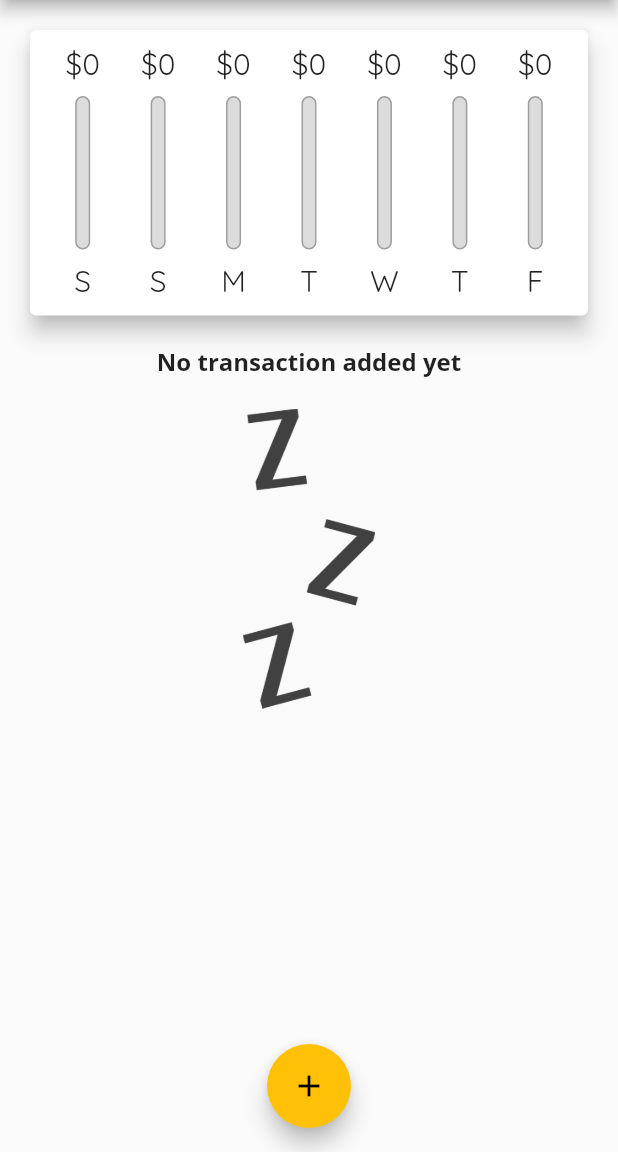
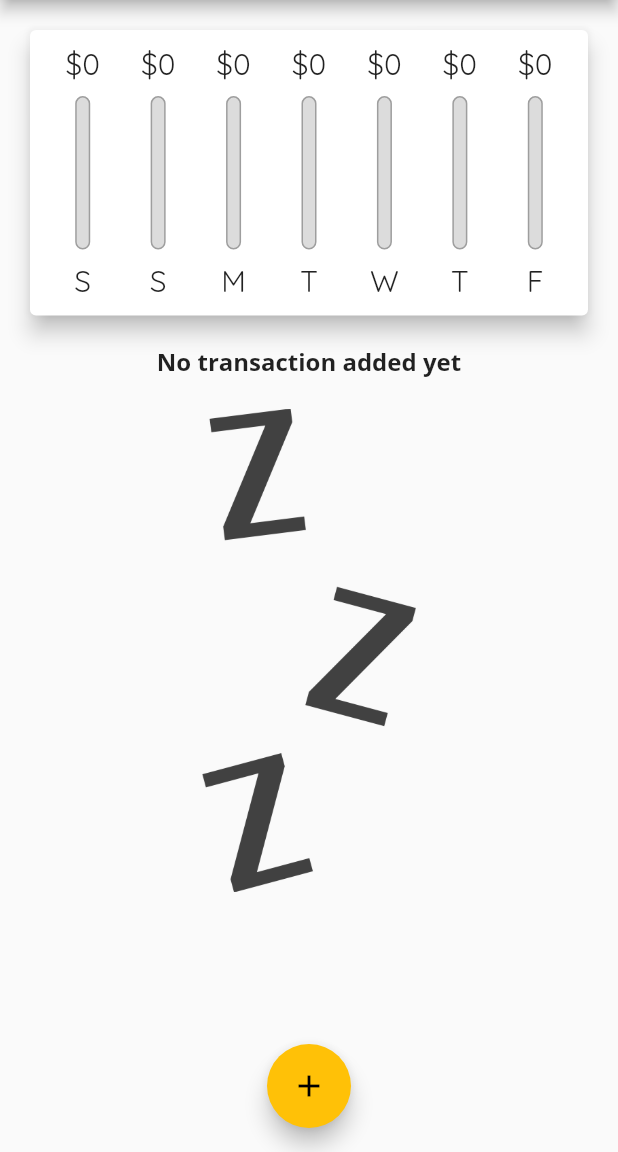
Before and after one commit to Abid-Hasan/fnd-personal-expenses, a Flutter app: the screen it shows after launch, on a phone screen of 412 x 824 dp, the part 84-1236 px from its top. Run offline on Flutter 3.47's test engine with Material 2 defaults, Android fonts, the phone set to English and light mode, and no system bars.

Commit message:
Make app responsive and adaptive

```diff
--- a/lib/main.dart
+++ b/lib/main.dart
@@ -1,7 +1,9 @@
 // ignore_for_file: deprecated_member_use
 
+import 'dart:io';
+
 import 'package:flutter/material.dart';
-import 'package:flutter/services.dart';
+import 'package:flutter/cupertino.dart';
 
 import './widgets/transaction_list.dart';
 import './widgets/chart.dart';
@@ -9,12 +11,6 @@ import './widgets/new_transaction.dart';
 import './models/transaction.dart';
 
 void main() {
-  WidgetsFlutterBinding
-      .ensureInitialized(); // Necessary to set preferred orientation
-  SystemChrome.setPreferredOrientations([
-    DeviceOrientation.portraitUp,
-    DeviceOrientation.portraitDown, // Both portrait mode allowed
-  ]);
   runApp(const MyApp());
 }
 
@@ -75,6 +71,8 @@ class _MyHomePageState extends State<MyHomePage> {
     // ),
   ];
 
+  bool _showChart = false;
+
   List<Transaction> get _recentTransactions {
     return _userTransactions.where((tx) {
       return tx.date.isAfter(
@@ -119,7 +117,32 @@ class _MyHomePageState extends State<MyHomePage> {
 
   @override
   Widget build(BuildContext context) {
-    final appBar = AppBar(
+    final mediaQuery = MediaQuery.of(context);
+
+    final bool isLandscape = mediaQuery.orientation == Orientation.landscape;
+
+    final dynamic appBar = Platform.isIOS // dynamic is the solution of an error
+        ? CupertinoNavigationBar(
+            middle: Text(
+              widget.title,
+            ),
+            trailing: Row(
+              mainAxisSize:
+                  MainAxisSize.min, // Because trailing has no boundary
+              children: [
+                GestureDetector(
+                  // There is no Cupertino variation of IconButton
+                  child: Icon(
+                    CupertinoIcons.add,
+                  ),
+                  onTap: () {
+                    _startAddingNewTransaction(context);
+                  },
+                )
+              ],
+            ),
+          )
+        : AppBar(
             title: Text(widget.title),
             actions: [
               IconButton(
@@ -127,39 +150,83 @@ class _MyHomePageState extends State<MyHomePage> {
                 onPressed: () {
                   _startAddingNewTransaction(context);
                 },
-        )
+              ),
             ],
           );
 
-    return Scaffold(
-      appBar: appBar,
-      body: SingleChildScrollView(
+    final switchWidget = Row(
+      mainAxisAlignment: MainAxisAlignment.center,
+      children: [
+        Text(
+          "Show Chart",
+          style: Theme.of(context).textTheme.headline6,
+        ),
+        Switch.adaptive(
+          value: _showChart,
+          onChanged: (value) {
+            setState(() {
+              _showChart = value;
+            });
+          },
+        ),
+      ],
+    );
+
+    final txListWidget = Container(
+      height: (mediaQuery.size.height -
+              appBar.preferredSize.height -
+              mediaQuery.padding.top) *
+          0.7,
+      child: TransactionList(_userTransactions, _deleteTransaction),
+    );
+
+    final pageBody = SafeArea(
+      child: SingleChildScrollView(
         child: Column(
           children: [
+            if (isLandscape) switchWidget,
+            if (isLandscape)
+              _showChart
+                  ? Container(
+                      height: (mediaQuery.size.height -
+                              appBar.preferredSize.height -
+                              mediaQuery.padding.top) *
+                          0.65,
+                      child: Chart(_recentTransactions),
+                    )
+                  : txListWidget,
+            if (!isLandscape)
               Container(
-              height: (MediaQuery.of(context).size.height -
+                height: (mediaQuery.size.height -
                         appBar.preferredSize.height -
-                      MediaQuery.of(context).padding.top) *
+                        mediaQuery.padding.top) *
                     0.3,
                 child: Chart(_recentTransactions),
               ),
-            Container(
-              height: (MediaQuery.of(context).size.height -
-                      appBar.preferredSize.height -
-                      MediaQuery.of(context).padding.top) *
-                  0.7,
-              child: TransactionList(_userTransactions, _deleteTransaction),
-            ),
+            if (!isLandscape) txListWidget,
           ],
         ),
       ),
-      floatingActionButton: FloatingActionButton(
+    );
+
+    return Platform.isIOS
+        ? CupertinoPageScaffold(
+            child: pageBody,
+            navigationBar: appBar,
+          )
+        : Scaffold(
+            appBar: appBar,
+            body: pageBody,
+            floatingActionButton: Platform.isIOS
+                ? Container() // We don't want to show FloatingActionButton on iOS
+                : FloatingActionButton(
                     child: Icon(Icons.add),
                     onPressed: () {
                       _startAddingNewTransaction(context);
                     },
                   ),
-      floatingActionButtonLocation: FloatingActionButtonLocation.centerFloat,
+            floatingActionButtonLocation:
+                FloatingActionButtonLocation.centerFloat,
           );
   }
 }
--- a/lib/widgets/transaction_list.dart
+++ b/lib/widgets/transaction_list.dart
@@ -16,7 +16,8 @@ class TransactionList extends StatelessWidget {
   @override
   Widget build(BuildContext context) {
     return userTransactions.isEmpty
-        ? Column(
+        ? LayoutBuilder(builder: (ctx, constraints) {
+            return Column(
               children: [
                 Text(
                   "No transaction added yet",
@@ -26,14 +27,15 @@ class TransactionList extends StatelessWidget {
                   height: 20,
                 ),
                 Container(
-                height: 200,
+                  height: constraints.maxHeight * 0.6,
                   child: Image.asset(
                     "assets/images/waiting.png",
                     fit: BoxFit.cover,
                   ),
                 ),
               ],
-          )
+            );
+          })
         : ListView.builder(
             itemBuilder: (context, index) {
               return Card(
@@ -68,7 +70,19 @@ class TransactionList extends StatelessWidget {
                         userTransactions[index].date,
                       ),
                     ),
-                    trailing: IconButton(
+                    trailing: MediaQuery.of(context).size.width > 460
+                        ? TextButton.icon(
+                            label: Text("Delete"),
+                            icon: Icon(Icons.delete),
+                            style: ButtonStyle(
+                              foregroundColor: MaterialStateProperty.all(
+                                  Theme.of(context).errorColor),
+                            ),
+                            onPressed: () {
+                              deleteTransaction(userTransactions[index].id);
+                            },
+                          )
+                        : IconButton(
                             icon: Icon(Icons.delete),
                             onPressed: () {
                               deleteTransaction(userTransactions[index].id);
```
Also changed, not shown: lib/widgets/new_transaction.dart (+9 -2 lines). Lines whose indentation alone changed are shown as unchanged.
